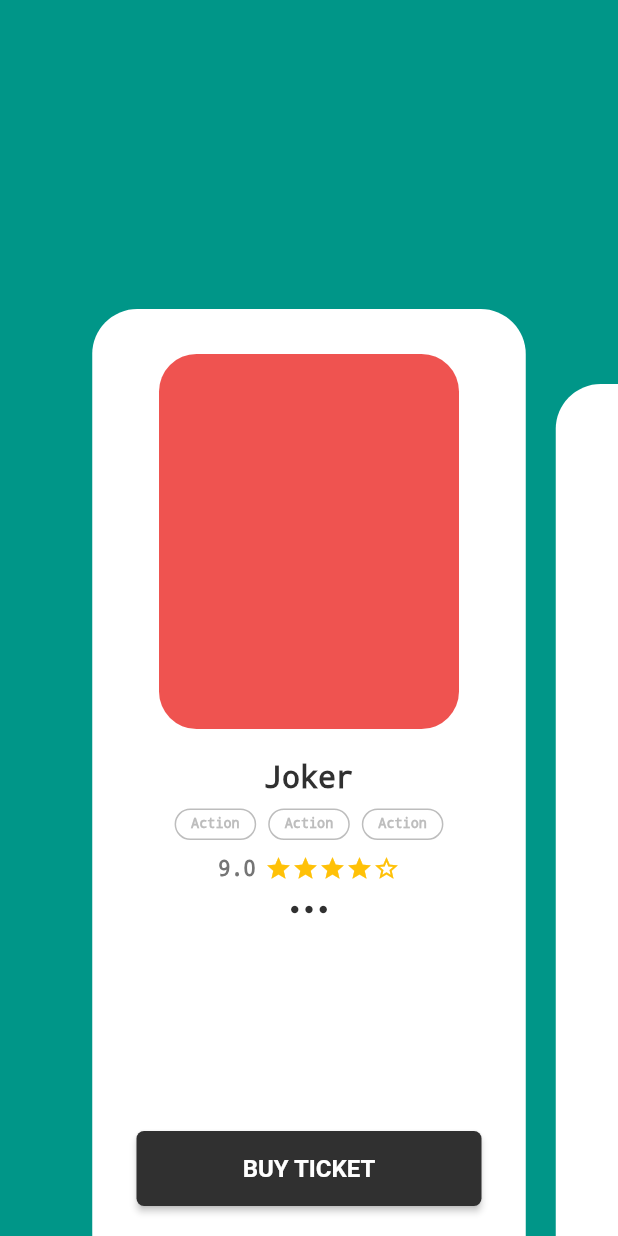
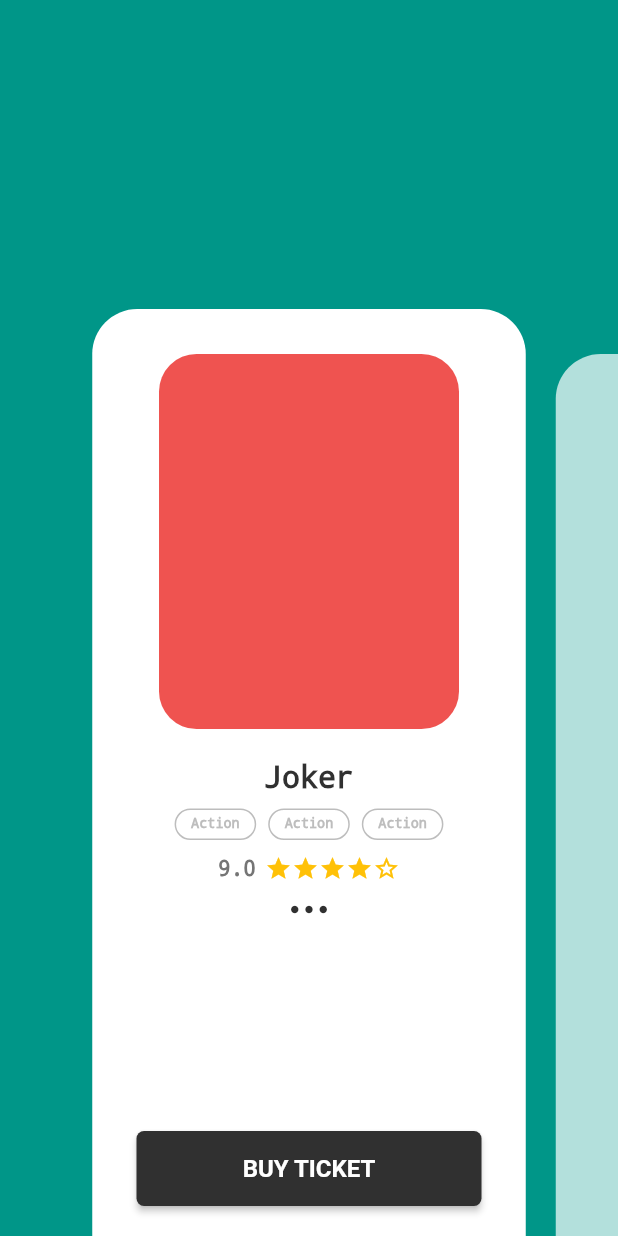
Before and after one commit to OguzErdi/movie_list, a Flutter app: the screen it shows after launch, on a phone screen of 412 x 824 dp. Run offline on Flutter 3.47's test engine with Material 2 defaults, Android fonts, the phone set to English and light mode, and no system bars.

Commit message:
movie summary page view is implemented

```diff
--- a/lib/app/movie_list/movie_list.dart
+++ b/lib/app/movie_list/movie_list.dart
@@ -12,27 +12,30 @@ class MovieList extends StatefulWidget {
 class _MovieListState extends State<MovieList> {
   var _controller;
   var _backgroundController = PageController(initialPage: 0);
-  var _viewportFraction= 0.75;
+  var _viewportFraction = 0.75;
 
   int _currentPos = 0;
-  double _currentOffset = 0;
+  double _currentOffset;
+
+  final int _topMargin = 50;
 
   @override
   void initState() {
     // TODO: implement initState
     super.initState();
-    _controller = PageController(viewportFraction: _viewportFraction, initialPage: 0);
+    _controller =
+        PageController(viewportFraction: _viewportFraction, initialPage: 0);
 
     _controller.addListener(() {
       // print(_controller.offset);
-      _currentOffset = _controller.offset * (1/_viewportFraction);
+      _currentOffset = _controller.offset * (1 / _viewportFraction);
       _backgroundController.jumpTo(_currentOffset);
       // print("_currentOffset: $_currentOffset");
     });
 
     _backgroundController.addListener(() {
       // print(_backgroundController.offset);
-     });
+    });
   }
 
   @override
@@ -41,7 +44,7 @@ class _MovieListState extends State<MovieList> {
       child: Stack(
         children: [
           PageView.builder(
-            pageSnapping: false,
+              pageSnapping: false,
               reverse: true,
               itemCount: 5,
               controller: _backgroundController,
@@ -73,10 +76,20 @@ class _MovieListState extends State<MovieList> {
                     scrollDirection: Axis.horizontal,
                     itemCount: 5,
                     itemBuilder: (context, index) {
-                      final double topMargin = _currentPos == index ? 0 : 50;
+                      bool isCurrentPage = _currentPos == index;
                       // print('topMargin: $topMargin');
-                      return MovieSummary(
-                        topMargin: topMargin,
+                      return AnimatedPadding(
+                        duration: Duration(milliseconds: 250),
+                        padding: isCurrentPage ? EdgeInsets.only(top: 0) : EdgeInsets.only(top: 30),
+                        child: AnimatedOpacity(
+                          duration: Duration(milliseconds: 250),
+                          opacity: isCurrentPage ? 1.0 : 0.7,
+                          child: Container(
+                            child: MovieSummary(
+                              topMargin: 0,
+                            ),
+                          ),
+                        ),
                       );
                     }),
               ),
```
